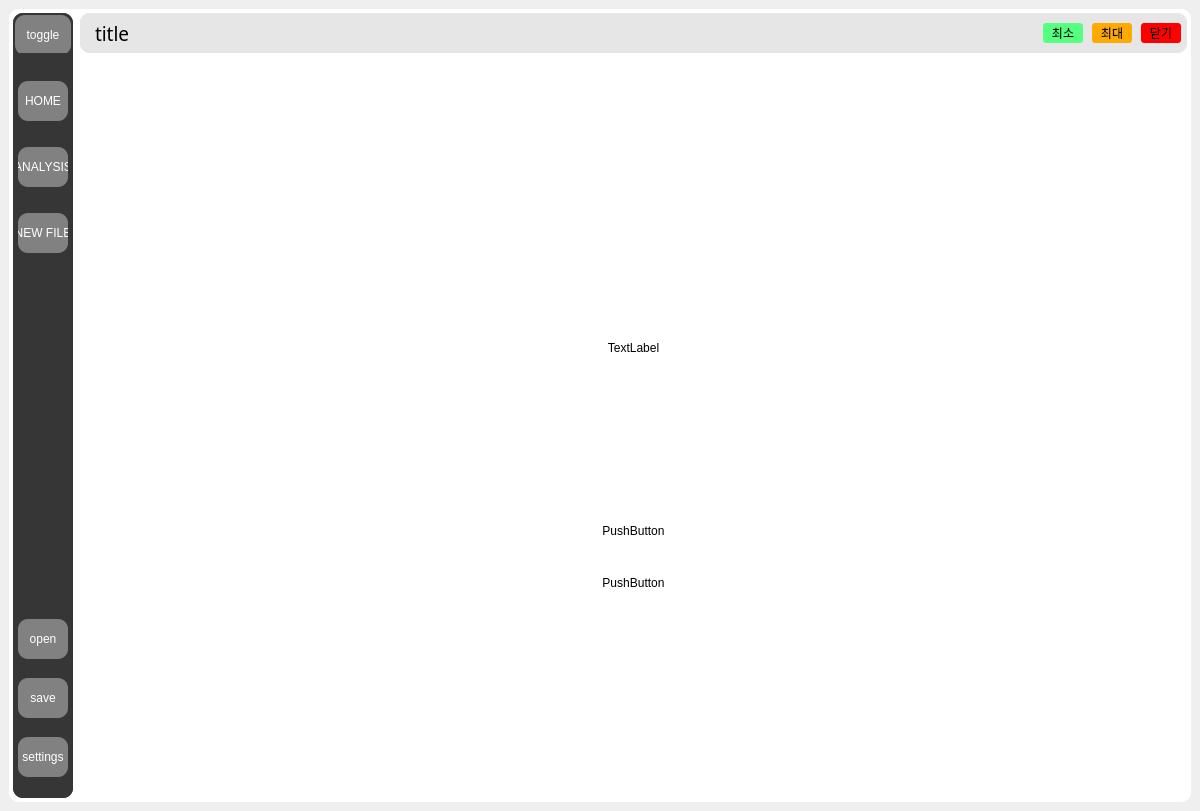
Qt form test5.ui (youngwookSong/bwave_gui) before a commit.
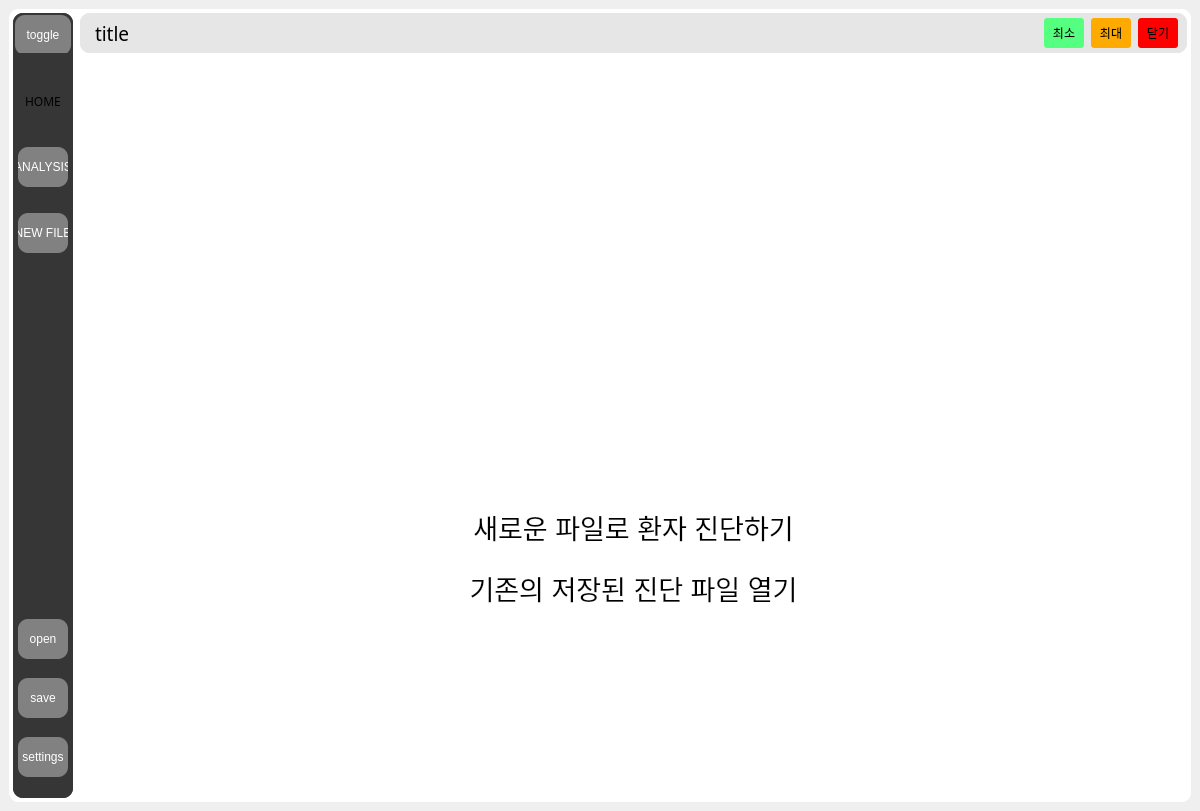
The same form after that commit. The open tabs and pages were chosen to show the change. Icons and pictures are not drawn.

```diff
--- a/test5.ui
+++ b/test5.ui
@@ -120,7 +120,7 @@
                <property name="minimumSize">
                 <size>
                  <width>0</width>
-                 <height>0</height>
+                 <height>40</height>
                 </size>
                </property>
                <property name="maximumSize">
@@ -137,7 +137,7 @@
                </property>
                <layout class="QVBoxLayout" name="verticalLayout_9">
                 <property name="spacing">
-                 <number>2</number>
+                 <number>0</number>
                 </property>
                 <property name="leftMargin">
                  <number>2</number>
@@ -154,7 +154,7 @@
                 <item>
                  <widget class="QPushButton" name="btn_toggle">
                   <property name="sizePolicy">
-                   <sizepolicy hsizetype="Expanding" vsizetype="Fixed">
+                   <sizepolicy hsizetype="Preferred" vsizetype="Preferred">
                     <horstretch>0</horstretch>
                     <verstretch>0</verstretch>
                    </sizepolicy>
@@ -165,6 +165,12 @@
                     <height>40</height>
                    </size>
                   </property>
+                  <property name="maximumSize">
+                   <size>
+                    <width>16777215</width>
+                    <height>40</height>
+                   </size>
+                  </property>
                   <property name="styleSheet">
                    <string notr="true">QPushButton{
 	color: rgb(255, 255, 255);
@@ -223,8 +229,18 @@
                     <height>40</height>
                    </size>
                   </property>
+                  <property name="font">
+                   <font>
+                    <family>맑은 고딕</family>
+                    <pointsize>9</pointsize>
+                    <weight>9</weight>
+                    <italic>false</italic>
+                    <bold>false</bold>
+                   </font>
+                  </property>
                   <property name="styleSheet">
                    <string notr="true">QPushButton{
+	font: 75 9pt &quot;맑은 고딕&quot;;
 	color: rgb(255, 255, 255);
 	
 	background-color: rgb(129, 129, 129);
@@ -233,11 +249,14 @@
 QPushButton:hover{
 	
 	background-color: rgb(152, 255, 140);
-}</string>
+}btn</string>
                   </property>
                   <property name="text">
                    <string>HOME</string>
                   </property>
+                  <property name="default">
+                   <bool>false</bool>
+                  </property>
                  </widget>
                 </item>
                 <item>
@@ -538,17 +557,20 @@
                    <enum>QFrame::Raised</enum>
                   </property>
                   <layout class="QHBoxLayout" name="horizontalLayout_3">
+                   <property name="spacing">
+                    <number>0</number>
+                   </property>
                    <property name="leftMargin">
-                    <number>3</number>
+                    <number>0</number>
                    </property>
                    <property name="topMargin">
-                    <number>3</number>
+                    <number>0</number>
                    </property>
                    <property name="rightMargin">
-                    <number>3</number>
+                    <number>0</number>
                    </property>
                    <property name="bottomMargin">
-                    <number>3</number>
+                    <number>0</number>
                    </property>
                    <item>
                     <widget class="QPushButton" name="btn_min">
@@ -561,13 +583,13 @@
                      <property name="minimumSize">
                       <size>
                        <width>40</width>
-                       <height>20</height>
+                       <height>30</height>
                       </size>
                      </property>
                      <property name="maximumSize">
                       <size>
                        <width>40</width>
-                       <height>20</height>
+                       <height>30</height>
                       </size>
                      </property>
                      <property name="toolTip">
@@ -594,13 +616,13 @@
                      <property name="minimumSize">
                       <size>
                        <width>40</width>
-                       <height>20</height>
+                       <height>30</height>
                       </size>
                      </property>
                      <property name="maximumSize">
                       <size>
                        <width>40</width>
-                       <height>20</height>
+                       <height>30</height>
                       </size>
                      </property>
                      <property name="toolTip">
@@ -627,13 +649,13 @@
                      <property name="minimumSize">
                       <size>
                        <width>40</width>
-                       <height>20</height>
+                       <height>30</height>
                       </size>
                      </property>
                      <property name="maximumSize">
                       <size>
                        <width>40</width>
-                       <height>20</height>
+                       <height>30</height>
                       </size>
                      </property>
                      <property name="toolTip">
@@ -664,7 +686,7 @@
              <item>
               <widget class="QStackedWidget" name="pages">
                <property name="currentIndex">
-                <number>0</number>
+                <number>1</number>
                </property>
                <widget class="QWidget" name="home">
                 <layout class="QVBoxLayout" name="verticalLayout">
@@ -695,6 +717,12 @@
                    <layout class="QHBoxLayout" name="horizontalLayout_4">
                     <item>
                      <widget class="QFrame" name="frame_25">
+                      <property name="maximumSize">
+                       <size>
+                        <width>230</width>
+                        <height>16777215</height>
+                       </size>
+                      </property>
                       <property name="frameShape">
                        <enum>QFrame::StyledPanel</enum>
                       </property>
@@ -714,8 +742,11 @@
                       <layout class="QVBoxLayout" name="verticalLayout_17">
                        <item>
                         <widget class="QLabel" name="logo">
+                         <property name="styleSheet">
+                          <string notr="true">image: url(:/newPrefix/bwave_gui/icon/bwave_logo.png);</string>
+                         </property>
                          <property name="text">
-                          <string>TextLabel</string>
+                          <string/>
                          </property>
                          <property name="alignment">
                           <set>Qt::AlignCenter</set>
@@ -727,6 +758,12 @@
                     </item>
                     <item>
                      <widget class="QFrame" name="frame_23">
+                      <property name="maximumSize">
+                       <size>
+                        <width>230</width>
+                        <height>16777215</height>
+                       </size>
+                      </property>
                       <property name="frameShape">
                        <enum>QFrame::StyledPanel</enum>
                       </property>
@@ -789,15 +826,34 @@
                       <layout class="QVBoxLayout" name="verticalLayout_19">
                        <item>
                         <widget class="QPushButton" name="pushButton">
+                         <property name="font">
+                          <font>
+                           <pointsize>20</pointsize>
+                          </font>
+                         </property>
                          <property name="text">
-                          <string>PushButton</string>
+                          <string>새로운 파일로 환자 진단하기</string>
+                         </property>
+                         <property name="autoDefault">
+                          <bool>false</bool>
+                         </property>
+                         <property name="default">
+                          <bool>false</bool>
+                         </property>
+                         <property name="flat">
+                          <bool>false</bool>
                          </property>
                         </widget>
                        </item>
                        <item>
                         <widget class="QPushButton" name="pushButton_2">
+                         <property name="font">
+                          <font>
+                           <pointsize>20</pointsize>
+                          </font>
+                         </property>
                          <property name="text">
-                          <string>PushButton</string>
+                          <string>기존의 저장된 진단 파일 열기</string>
                          </property>
                         </widget>
                        </item>
```
Left out of the diff: 4 changed lines with no effect on the pictures.
